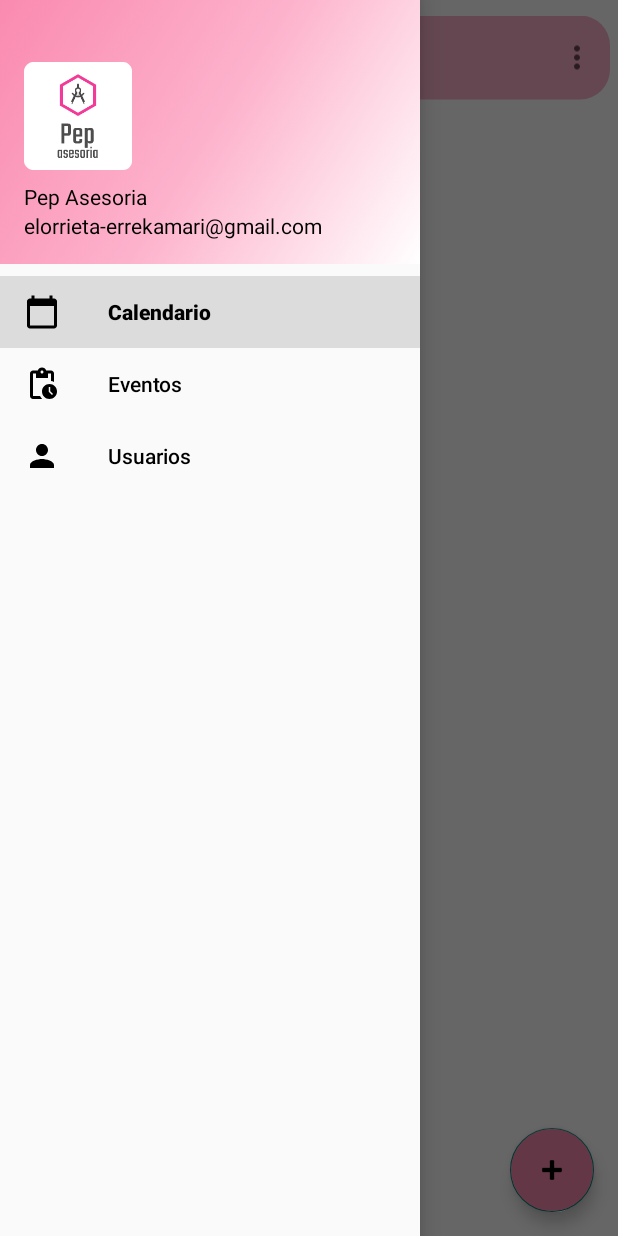
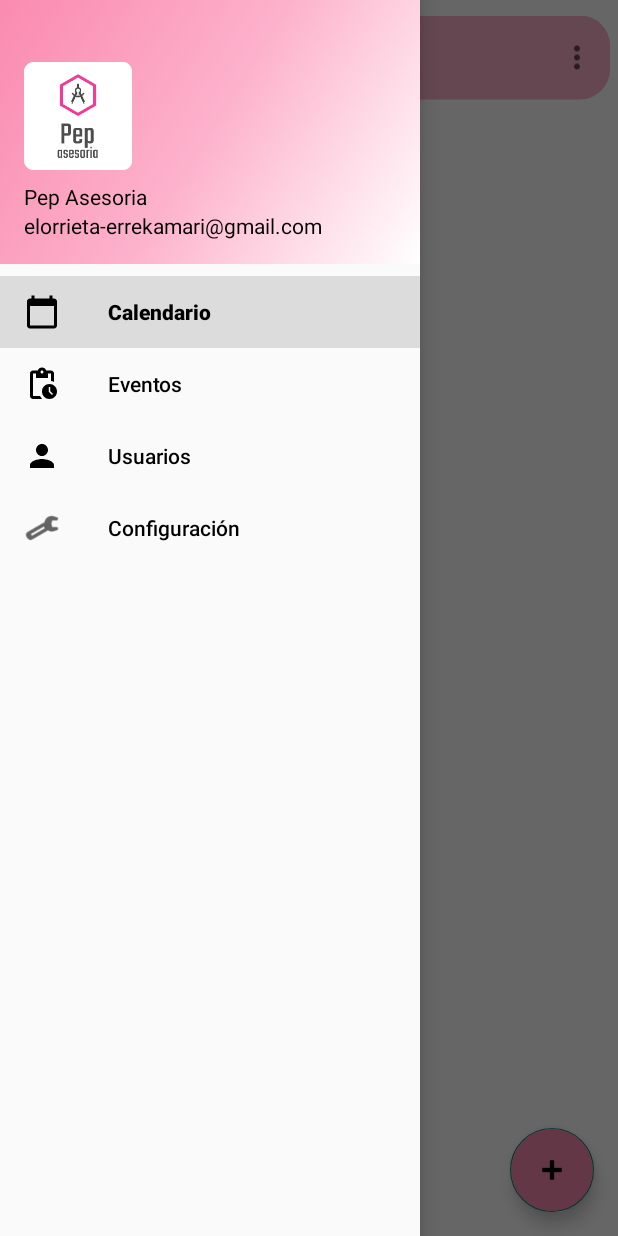
Before and after one commit to aitor-martinezur/AppGestionEventos, an Android app: the MenuActivity screen opened directly, with no data from a screen before it, with the side drawer open, on a phone screen of 412 x 824 dp. Run offline under Robolectric (Android 15) with nearby library versions, the phone set to English and light mode, and no system bars; our stand-ins replace navigation-ui; Roboto replaces fonts that are not available here.

Commit message:
añadido apartado configuracion al menu lateral

```diff
--- a/app/src/main/res/menu/activity_menu_drawer.xml
+++ b/app/src/main/res/menu/activity_menu_drawer.xml
@@ -7,8 +7,8 @@
         <item
             android:id="@+id/nav_home"
             android:icon="@drawable/ic_menu_calendar"
-            android:title="Calendario"
-            android:textColor="@color/black"/>
+            android:textColor="@color/black"
+            android:title="Calendario" />
         <item
             android:id="@+id/nav_slideshow"
             android:icon="@drawable/ic_menu_events"
@@ -17,8 +17,13 @@
         <item
             android:id="@+id/nav_gallery"
             android:icon="@drawable/ic_menu_user"
-            android:title="Usuarios"
-            android:textColor="@color/black"/>
+            android:textColor="@color/black"
+            android:title="Usuarios" />
+        <item
+            android:id="@+id/nav_settings"
+            android:icon="@android:drawable/ic_menu_manage"
+            android:textColor="@color/black"
+            android:title="Configuración" />
 
     </group>
 </menu>
```
Also changed, not shown: app/src/main/java/com/grupo2/appgestioneventos/MenuActivity.java (+1 -7 lines).
